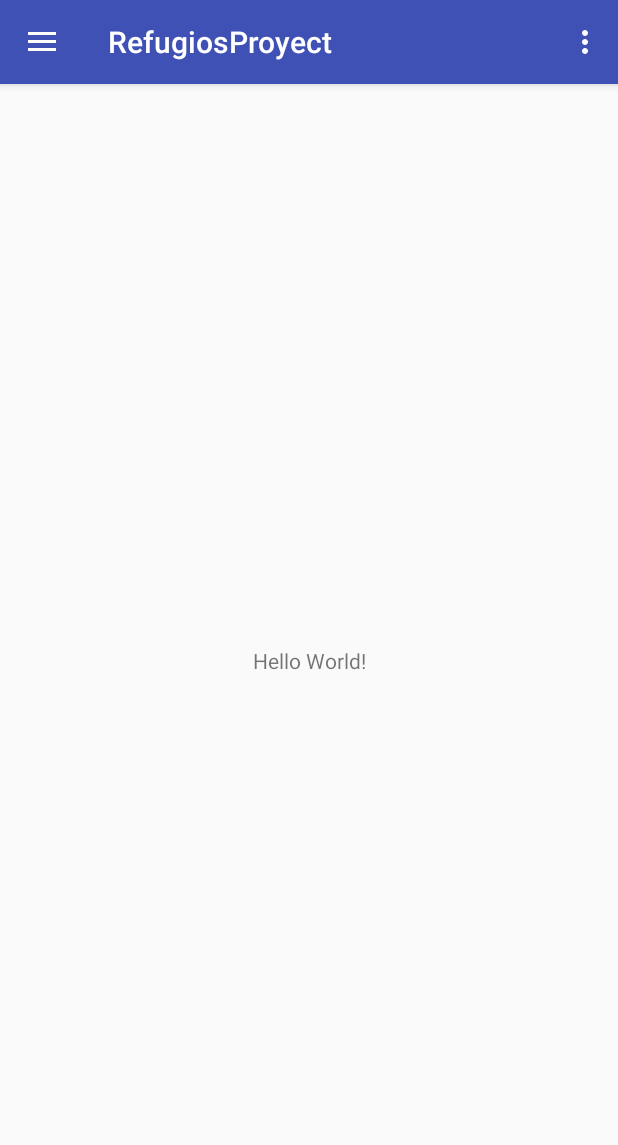
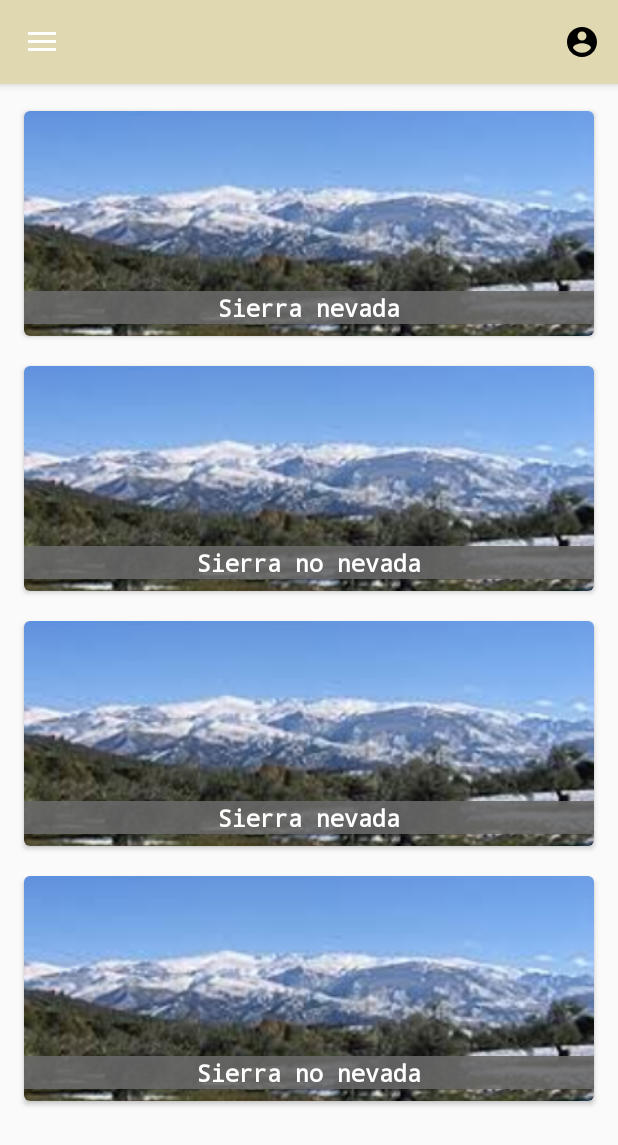
Before and after one commit to DanielDamMurgi/RefugiosProyect, an Android app: the screen it shows after launch (MainActivity), on a phone screen of 412 x 824 dp. Shown: the top 1145 px of the screen. Run offline under Robolectric (Android 15) with nearby library versions, the phone set to English and light mode, and no system bars.

Commit message:
24/09/2018

```diff
--- /dev/null
+++ b/app/src/main/java/com/example/equipo/refugiosproyect/ClasesPrincipales/Sierra.java
@@ -0,0 +1,30 @@
+package com.example.equipo.refugiosproyect.ClasesPrincipales;
+
+public class Sierra {
+    private String nombre;
+    private int foto;
+
+    public Sierra() {
+    }
+
+    public Sierra(String nombre, int foto) {
+        this.nombre = nombre;
+        this.foto = foto;
+    }
+
+    public String getNombre() {
+        return nombre;
+    }
+
+    public void setNombre(String nombre) {
+        this.nombre = nombre;
+    }
+
+    public int getFoto() {
+        return foto;
+    }
+
+    public void setFoto(int foto) {
+        this.foto = foto;
+    }
+}
--- a/app/src/main/java/com/example/equipo/refugiosproyect/MainActivity.java
+++ b/app/src/main/java/com/example/equipo/refugiosproyect/MainActivity.java
@@ -22,6 +22,7 @@ public class MainActivity extends AppCompatActivity
         setContentView(R.layout.activity_main);
         Toolbar toolbar = (Toolbar) findViewById(R.id.toolbar);
         setSupportActionBar(toolbar);
+        getSupportActionBar().setDisplayShowTitleEnabled(false);
 
         DrawerLayout drawer = (DrawerLayout) findViewById(R.id.drawer_layout);
         ActionBarDrawerToggle toggle = new ActionBarDrawerToggle(
@@ -59,9 +60,9 @@ public class MainActivity extends AppCompatActivity
         int id = item.getItemId();
 
         //noinspection SimplifiableIfStatement
-        if (id == R.id.action_settings) {
-            return true;
-        }
+        //if (id == R.id.action_settings) {
+        //    return true;
+        //}
 
         return super.onOptionsItemSelected(item);
     }
--- /dev/null
+++ b/app/src/main/java/com/example/equipo/refugiosproyect/MainAdapter.java
@@ -0,0 +1,77 @@
+package com.example.equipo.refugiosproyect;
+
+import android.content.Context;
+import android.support.annotation.NonNull;
+import android.support.v4.app.FragmentActivity;
+import android.support.v7.widget.CardView;
+import android.support.v7.widget.RecyclerView;
+import android.util.Log;
+import android.view.LayoutInflater;
+import android.view.View;
+import android.view.ViewGroup;
+import android.widget.ImageView;
+import android.widget.TextView;
+
+import com.example.equipo.refugiosproyect.ClasesPrincipales.Sierra;
+
+import java.util.ArrayList;
+
+class MainAdapter extends RecyclerView.Adapter<MainAdapter.ViewHolder> implements View.OnClickListener {
+    static Context context;
+    private ArrayList<Sierra> sierras;
+    private ViewHolder viewHolder;
+
+    public MainAdapter(){
+
+    }
+
+    public MainAdapter(Context context, ArrayList<Sierra> sierras) {
+        Log.d("dsdsdsds","sillegaaaaaaaaaaaa");
+        this.context = context;
+        this.sierras = new ArrayList<>();
+        this.sierras = sierras;
+    }
+
+    @NonNull
+    @Override
+    public ViewHolder onCreateViewHolder(@NonNull ViewGroup parent, int viewType) {
+        View view = LayoutInflater.from(parent.getContext()).inflate(R.layout.sierras_esqueleto,parent,false);
+        viewHolder = new ViewHolder(view);
+        return viewHolder;
+    }
+
+    @Override
+    public void onBindViewHolder(@NonNull ViewHolder holder, int position) {
+        viewHolder.textViewSierra.setText(sierras.get(position).getNombre());
+        viewHolder.imageViewSierra.setImageResource(sierras.get(position).getFoto());
+    }
+
+    @Override
+    public int getItemCount() {
+        return sierras.size();
+    }
+
+    @Override
+    public void onClick(View v) {
+
+    }
+
+    public static class ViewHolder extends RecyclerView.ViewHolder {
+        CardView cv;
+        TextView textViewSierra;
+        ImageView imageViewSierra;
+
+        ViewHolder(View itemView) {
+            super(itemView);
+            cv = (CardView)itemView.findViewById(R.id.card_view_sierras);
+            textViewSierra = itemView.findViewById(R.id.textView_sierras);
+            imageViewSierra = itemView.findViewById(R.id.imageView_sierras);
+        }
+    }
+
+    @Override
+    public void onAttachedToRecyclerView(RecyclerView recyclerView) {
+        super.onAttachedToRecyclerView(recyclerView);
+
+    }
+}
--- /dev/null
+++ b/app/src/main/java/com/example/equipo/refugiosproyect/MainFragment.java
@@ -0,0 +1,57 @@
+package com.example.equipo.refugiosproyect;
+
+import android.content.Context;
+import android.net.Uri;
+import android.os.Bundle;
+import android.support.v4.app.Fragment;
+import android.support.v7.widget.LinearLayoutManager;
+import android.support.v7.widget.RecyclerView;
+import android.view.LayoutInflater;
+import android.view.View;
+import android.view.ViewGroup;
+
+import com.example.equipo.refugiosproyect.ClasesPrincipales.Sierra;
+
+import java.util.ArrayList;
+
+public class MainFragment extends Fragment {
+    //ATRIBUTOS
+    private RecyclerView mRecyclerView_sierras;
+    private RecyclerView.LayoutManager mLayoutManager_sierras;
+
+    private ArrayList<Sierra> sierras = new ArrayList<>();
+
+    public MainFragment() {
+        // Required empty public constructor
+    }
+
+    @Override
+    public View onCreateView(LayoutInflater inflater, ViewGroup container,
+                             Bundle savedInstanceState) {
+        // Inflate the layout for this fragment
+        View view = inflater.inflate(R.layout.fragment_main, container, false);
+        cargar();
+        mRecyclerView_sierras = view.findViewById(R.id.recyclerView_sierras);
+
+        mLayoutManager_sierras = new LinearLayoutManager(view.getContext());
+        mRecyclerView_sierras.setLayoutManager(mLayoutManager_sierras);
+
+        lanzarAdapter();
+
+        return view;
+    }
+
+    public void lanzarAdapter() {
+        MainAdapter adapter = new MainAdapter(getActivity(), sierras);
+        mRecyclerView_sierras.setLayoutManager(mLayoutManager_sierras);
+        mRecyclerView_sierras.setAdapter(adapter);
+    }
+
+    private void cargar(){
+        sierras.add(new Sierra("Sierra nevada",R.drawable.sierra_nevada));
+        sierras.add(new Sierra("Sierra no nevada",R.drawable.sierra_nevada));
+        sierras.add(new Sierra("Sierra nevada",R.drawable.sierra_nevada));
+        sierras.add(new Sierra("Sierra no nevada",R.drawable.sierra_nevada));
+    }
+
+}
--- /dev/null
+++ b/app/src/main/res/drawable/ic_account_circle_black_24dp.xml
@@ -0,0 +1,9 @@
+<vector xmlns:android="http://schemas.android.com/apk/res/android"
+    android:width="24dp"
+    android:height="24dp"
+    android:viewportHeight="24.0"
+    android:viewportWidth="24.0">
+    <path
+        android:fillColor="#FF000000"
+        android:pathData="M12,2C6.48,2 2,6.48 2,12s4.48,10 10,10 10,-4.48 10,-10S17.52,2 12,2zM12,5c1.66,0 3,1.34 3,3s-1.34,3 -3,3 -3,-1.34 -3,-3 1.34,-3 3,-3zM12,19.2c-2.5,0 -4.71,-1.28 -6,-3.22 0.03,-1.99 4,-3.08 6,-3.08 1.99,0 5.97,1.09 6,3.08 -1.29,1.94 -3.5,3.22 -6,3.22z" />
+</vector>
--- /dev/null
+++ b/app/src/main/res/drawable/ic_account_circle_white_24dp.xml
@@ -0,0 +1,5 @@
+<vector android:height="24dp" android:tint="#FFFFFF"
+    android:viewportHeight="24.0" android:viewportWidth="24.0"
+    android:width="24dp" xmlns:android="http://schemas.android.com/apk/res/android">
+    <path android:fillColor="#FF000000" android:pathData="M12,2C6.48,2 2,6.48 2,12s4.48,10 10,10 10,-4.48 10,-10S17.52,2 12,2zM12,5c1.66,0 3,1.34 3,3s-1.34,3 -3,3 -3,-1.34 -3,-3 1.34,-3 3,-3zM12,19.2c-2.5,0 -4.71,-1.28 -6,-3.22 0.03,-1.99 4,-3.08 6,-3.08 1.99,0 5.97,1.09 6,3.08 -1.29,1.94 -3.5,3.22 -6,3.22z"/>
+</vector>
--- a/app/src/main/res/layout/content_main.xml
+++ b/app/src/main/res/layout/content_main.xml
@@ -8,13 +8,22 @@
     tools:context=".MainActivity"
     tools:showIn="@layout/app_bar_main">
 
-    <TextView
-        android:layout_width="wrap_content"
-        android:layout_height="wrap_content"
-        android:text="Hello World!"
+    <fragment
+        android:id="@+id/fragment_sierras"
+        android:name="com.example.equipo.refugiosproyect.MainFragment"
+        android:layout_width="match_parent"
+        android:layout_height="match_parent"
+        android:layout_marginBottom="8dp"
+        android:layout_marginEnd="8dp"
+        android:layout_marginStart="8dp"
+        android:layout_marginTop="8dp"
         app:layout_constraintBottom_toBottomOf="parent"
-        app:layout_constraintLeft_toLeftOf="parent"
-        app:layout_constraintRight_toRightOf="parent"
-        app:layout_constraintTop_toTopOf="parent" />
+        app:layout_constraintEnd_toEndOf="parent"
+        app:layout_constraintStart_toStartOf="parent"
+        app:layout_constraintTop_toTopOf="parent"
+        tools:layout="@layout/fragment_main" />
+
+
+
 
 </android.support.constraint.ConstraintLayout>
--- /dev/null
+++ b/app/src/main/res/layout/fragment_main.xml
@@ -0,0 +1,17 @@
+<?xml version="1.0" encoding="utf-8"?>
+<FrameLayout xmlns:android="http://schemas.android.com/apk/res/android"
+    xmlns:tools="http://schemas.android.com/tools"
+    android:layout_width="match_parent"
+    android:layout_height="match_parent"
+    tools:context=".MainFragment">
+
+    <android.support.v7.widget.RecyclerView
+        android:id="@+id/recyclerView_sierras"
+        android:layout_width="match_parent"
+        android:layout_height="match_parent"
+        android:scrollbars="vertical">
+
+    </android.support.v7.widget.RecyclerView>
+
+
+</FrameLayout>
--- /dev/null
+++ b/app/src/main/res/layout/sierras_esqueleto.xml
@@ -0,0 +1,54 @@
+<?xml version="1.0" encoding="utf-8"?>
+<LinearLayout xmlns:android="http://schemas.android.com/apk/res/android"
+    xmlns:card_view="http://schemas.android.com/apk/res-auto"
+    xmlns:tools="http://schemas.android.com/tools"
+    android:layout_width="match_parent"
+    android:layout_height="wrap_content"
+    android:orientation="vertical">
+
+    <android.support.v7.widget.CardView xmlns:card_view="http://schemas.android.com/apk/res-auto"
+        android:id="@+id/card_view_sierras"
+        android:layout_width="match_parent"
+        android:layout_height="wrap_content"
+        android:layout_marginLeft="8dp"
+        android:layout_marginRight="8dp"
+        android:layout_marginTop="10dp"
+        android:layout_marginBottom="10dp"
+        android:layout_gravity="center"
+        card_view:cardCornerRadius="4dp">
+
+        <android.support.constraint.ConstraintLayout
+            android:layout_width="match_parent"
+            android:layout_height="wrap_content"
+            >
+
+            <ImageView
+                android:id="@+id/imageView_sierras"
+                android:layout_width="match_parent"
+                android:layout_height="150dp"
+                android:scaleType="centerCrop"
+                android:src="@drawable/sierra_nevada"
+                card_view:layout_constraintBottom_toBottomOf="parent"
+                card_view:layout_constraintEnd_toEndOf="parent"
+                card_view:layout_constraintStart_toStartOf="parent"
+                card_view:layout_constraintTop_toTopOf="parent" />
+
+            <TextView
+                android:id="@+id/textView_sierras"
+                android:layout_width="match_parent"
+                android:layout_height="wrap_content"
+                android:layout_marginBottom="8dp"
+                android:background="@color/gris"
+                android:text="Sierra nevada"
+                android:textAlignment="center"
+                android:textColor="@color/blanco"
+                android:textSize="16dp"
+                android:textStyle="bold"
+                android:typeface="monospace"
+                card_view:layout_constraintBottom_toBottomOf="@+id/imageView_sierras"
+                card_view:layout_constraintEnd_toEndOf="parent"
+                card_view:layout_constraintStart_toStartOf="parent" />
+
+        </android.support.constraint.ConstraintLayout>
+    </android.support.v7.widget.CardView>
+</LinearLayout>
--- a/app/src/main/res/menu/main.xml
+++ b/app/src/main/res/menu/main.xml
@@ -1,9 +1,16 @@
 <?xml version="1.0" encoding="utf-8"?>
 <menu xmlns:android="http://schemas.android.com/apk/res/android"
-    xmlns:app="http://schemas.android.com/apk/res-auto">
-    <item
-        android:id="@+id/action_settings"
-        android:orderInCategory="100"
-        android:title="@string/action_settings"
-        app:showAsAction="never" />
-</menu>
+    xmlns:app="http://schemas.android.com/apk/res-auto"
+    >
+
+     <item android:id="@+id/action_search"
+        android:icon="@drawable/ic_account_circle_black_24dp"
+        android:title="log in"
+        app:showAsAction="ifRoom" />
+    <!-- <item
+         android:id="@+id/action_settings"
+         android:orderInCategory="100"
+         android:title="@string/action_settings"
+         app:showAsAction="never" /> -->
+
+ </menu>
--- a/app/src/main/res/values/colors.xml
+++ b/app/src/main/res/values/colors.xml
@@ -3,4 +3,8 @@
     <color name="colorPrimary">#3F51B5</color>
     <color name="colorPrimaryDark">#303F9F</color>
     <color name="colorAccent">#FF4081</color>
+    <color name="gris">#e0696969</color>
+    <color name="blanco">#ffffff</color>
+    <color name="caqui">#e0d8b0</color>
+    <color name="caquiOscuro">#c9bc77</color>
 </resources>
--- a/app/src/main/res/values/strings.xml
+++ b/app/src/main/res/values/strings.xml
@@ -1,4 +1,5 @@
 <resources>
+<!-- Genericos -->
     <string name="app_name">RefugiosProyect</string>
     <string name="navigation_drawer_open">Open navigation drawer</string>
     <string name="navigation_drawer_close">Close navigation drawer</string>
@@ -6,5 +7,10 @@
     <string name="nav_header_subtitle">android.studio@android.com</string>
     <string name="nav_header_desc">Navigation header</string>
     <string name="action_settings">Settings</string>
+
+<!-- DrawerLayout -->
     <string name="acerca_de">Acerca de</string>
+
+
+
 </resources>
--- a/app/src/main/res/values/styles.xml
+++ b/app/src/main/res/values/styles.xml
@@ -3,8 +3,8 @@
     <!-- Base application theme. -->
     <style name="AppTheme" parent="Theme.AppCompat.Light.DarkActionBar">
         <!-- Customize your theme here. -->
-        <item name="colorPrimary">@color/colorPrimary</item>
-        <item name="colorPrimaryDark">@color/colorPrimaryDark</item>
+        <item name="colorPrimary">@color/caqui</item>
+        <item name="colorPrimaryDark">@color/caquiOscuro</item>
         <item name="colorAccent">@color/colorAccent</item>
     </style>
 
```
Also changed, not shown: app/build.gradle (+5 -2 lines), app/src/main/res/drawable/sierra_nevada.jpg (added).
